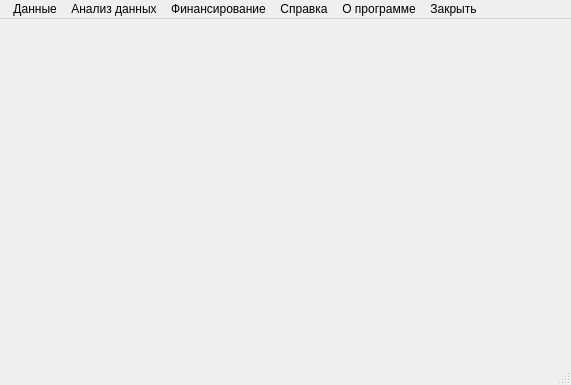
Old version of the form gui/Forms/Main.ui in the repository mipatov/subd.
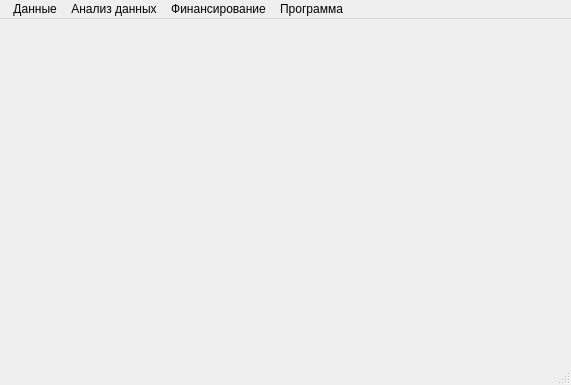
New version of the form.

Commit message: форма выдачи финансирования+ валидация заполненния полей

What changed in the file:
```diff
--- a/gui/Forms/Main.ui
+++ b/gui/Forms/Main.ui
@@ -44,28 +44,18 @@
      <string>Финансирование</string>
     </property>
    </widget>
-   <widget class="QMenu" name="help">
+   <widget class="QMenu" name="progactions">
     <property name="title">
-     <string>Справка</string>
+     <string>Программа</string>
     </property>
-   </widget>
-   <widget class="QMenu" name="about">
-    <property name="title">
-     <string>О программе</string>
-    </property>
-   </widget>
-   <widget class="QMenu" name="closebtn">
-    <property name="title">
-     <string>Закрыть</string>
-    </property>
-    <addaction name="closeaction"/>
+    <addaction name="aboutbtn"/>
+    <addaction name="helpbtn"/>
+    <addaction name="closebtn"/>
    </widget>
    <addaction name="tables"/>
    <addaction name="analys"/>
    <addaction name="fin"/>
-   <addaction name="help"/>
-   <addaction name="about"/>
-   <addaction name="closebtn"/>
+   <addaction name="progactions"/>
   </widget>
   <widget class="QStatusBar" name="statusbar"/>
   <action name="nir">
```
Left out of the diff: 21 changed lines with no effect on the pictures. The commit also changes 6 other files.
